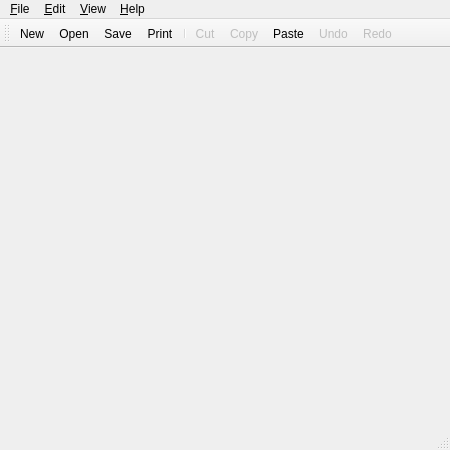
The window that davidquantexteditor.ui (Necromoni/Gui-Assignment-1) describes before a commit, drawn with Qt 5.
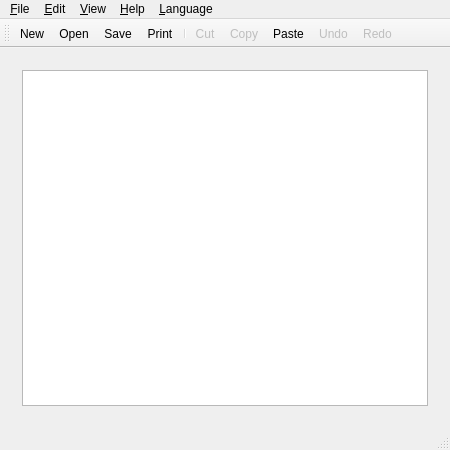
The same window after the commit. Icons and pictures are not drawn.

What changed in the file:
```diff
--- a/davidquantexteditor.ui
+++ b/davidquantexteditor.ui
@@ -17,7 +17,25 @@
    <iconset resource="icons.qrc">
     <normaloff>:/icons/images/new.png</normaloff>:/icons/images/new.png</iconset>
   </property>
-  <widget class="QWidget" name="centralWidget"/>
+  <widget class="QWidget" name="centralWidget">
+   <layout class="QGridLayout" name="gridLayout">
+    <item row="0" column="0">
+     <widget class="QWidget" name="textWidget" native="true">
+      <property name="sizePolicy">
+       <sizepolicy hsizetype="MinimumExpanding" vsizetype="MinimumExpanding">
+        <horstretch>3</horstretch>
+        <verstretch>3</verstretch>
+       </sizepolicy>
+      </property>
+      <layout class="QGridLayout" name="gridLayout_2">
+       <item row="0" column="0">
+        <widget class="QTextEdit" name="textEdit"/>
+       </item>
+      </layout>
+     </widget>
+    </item>
+   </layout>
+  </widget>
   <widget class="QMenuBar" name="menuBar">
    <property name="geometry">
     <rect>
@@ -64,10 +82,19 @@
     <addaction name="actionUndo"/>
     <addaction name="actionRedo"/>
    </widget>
+   <widget class="QMenu" name="menu_Language">
+    <property name="title">
+     <string>&amp;Language</string>
+    </property>
+    <addaction name="actionEnglish"/>
+    <addaction name="actionSpanish"/>
+    <addaction name="actionSwedish"/>
+   </widget>
    <addaction name="menu_File"/>
    <addaction name="menu_Edit"/>
    <addaction name="menu_View"/>
    <addaction name="menu_Help"/>
+   <addaction name="menu_Language"/>
   </widget>
   <widget class="QToolBar" name="mainToolBar">
    <attribute name="toolBarArea">
```
Left out of the diff: 6 changed lines with no effect on the pictures.
